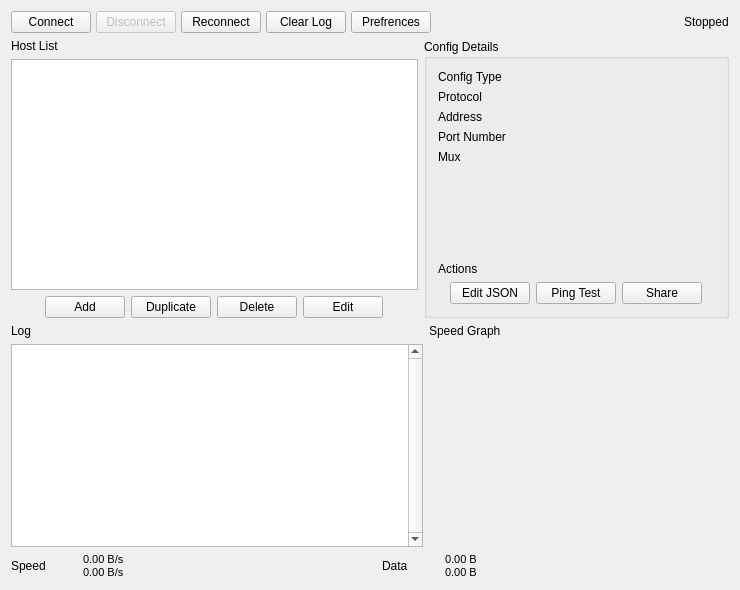
First picture: the form in src/ui/w_MainWindow.ui, repository Qv2ray/Qv2ray, before the edit.
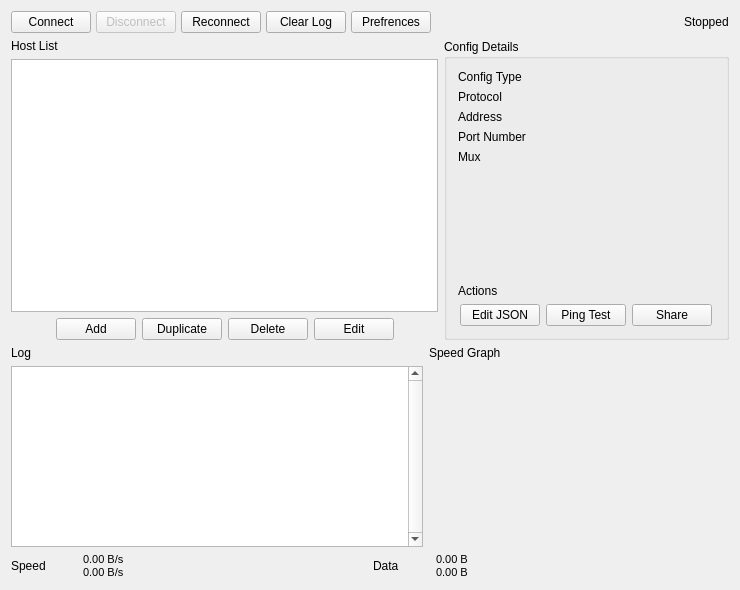
Second picture: the form after the edit.

Commit message: [fix] Fixed layout of mainwindow

```diff
--- a/src/ui/w_MainWindow.ui
+++ b/src/ui/w_MainWindow.ui
@@ -41,7 +41,7 @@
      <height>530</height>
     </size>
    </property>
-   <layout class="QGridLayout" name="gridLayout_2" rowstretch="0,5,4,0" columnstretch="4,3">
+   <layout class="QGridLayout" name="gridLayout_2" rowstretch="0,6,4,0" columnstretch="6,4">
     <item row="0" column="0" colspan="2">
      <layout class="QHBoxLayout" name="horizontalLayout" stretch="1,1,0,1,0,0,0">
       <property name="spacing">
@@ -479,7 +479,9 @@
      </layout>
     </item>
     <item row="3" column="0" colspan="2">
-     <layout class="QHBoxLayout" name="horizontalLayout_2">
+     <layout class="QHBoxLayout" name="horizontalLayout_6" stretch="1,1">
+      <item>
+       <layout class="QHBoxLayout" name="horizontalLayout_5">
       <item>
        <widget class="QLabel" name="label_5">
         <property name="text">
@@ -529,6 +531,10 @@
         </property>
        </spacer>
       </item>
+       </layout>
+      </item>
+      <item>
+       <layout class="QHBoxLayout" name="horizontalLayout_2">
       <item>
        <widget class="QLabel" name="label_6">
         <property name="sizePolicy">
@@ -589,6 +595,8 @@
          </size>
         </property>
        </spacer>
+        </item>
+       </layout>
       </item>
      </layout>
     </item>
```
Lines whose indentation alone changed are shown as unchanged. The commit also changes 1 other file.
